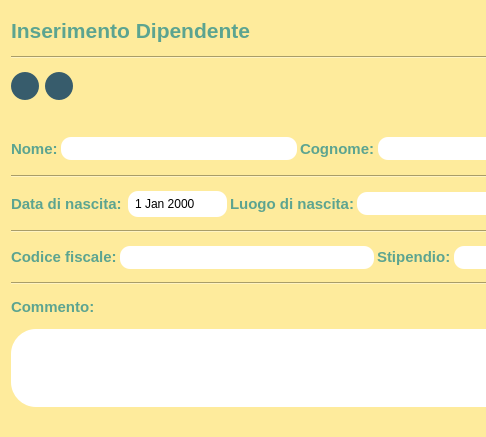
Qt form dipendente/ListaDipendente/view/InserisciDipendente.ui (StracciaMatteo/GestioneCinema) before a commit; both pictures show x 0 to 486 and y 0 to 437 of the 719 by 437 pixel window.
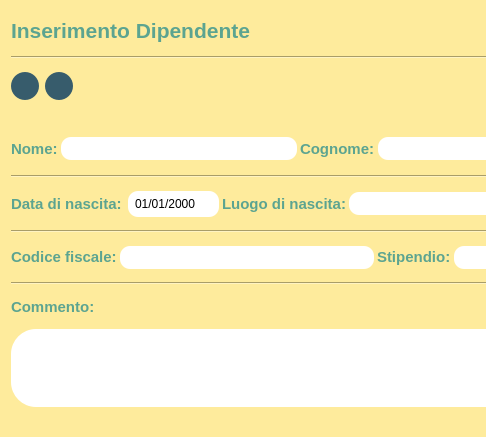
The same form after that commit. Icons and pictures are not drawn.

Diff of the .ui file:
```diff
--- a/dipendente/ListaDipendente/view/InserisciDipendente.ui
+++ b/dipendente/ListaDipendente/view/InserisciDipendente.ui
@@ -501,6 +501,9 @@
 
 </string>
        </property>
+       <property name="displayFormat">
+        <string>dd/MM/yyyy</string>
+       </property>
       </widget>
      </item>
      <item>
```
